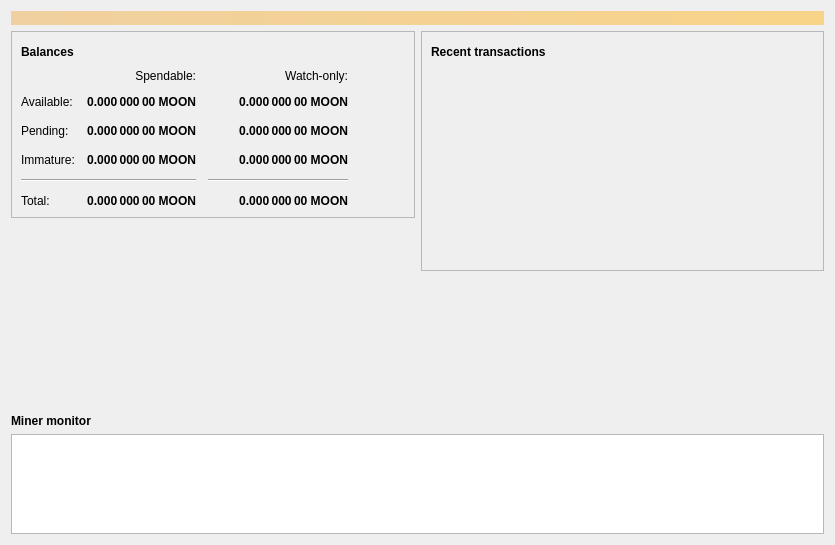
This is src/qt/forms/overviewpage.ui in mooncoincore/wallet as Qt 5 draws it before an edit. The edited form follows.
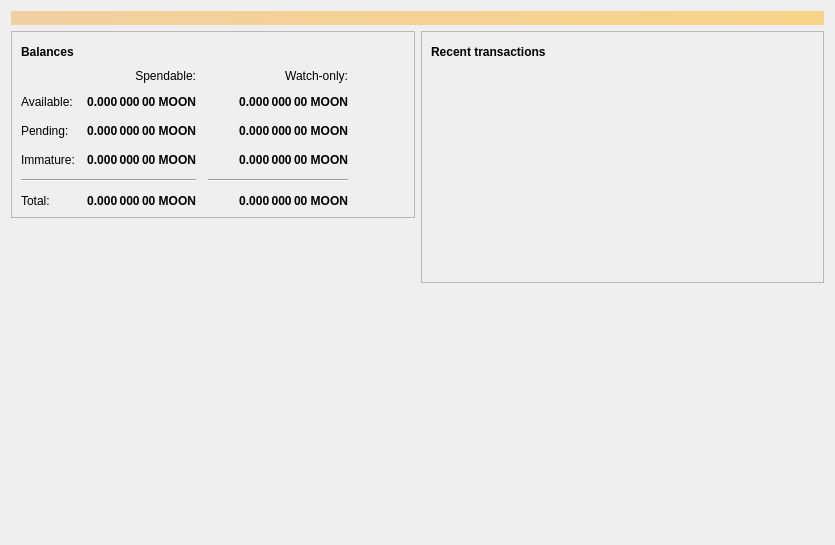
This is the edited form. Icons and pictures are not drawn.

Patch:
```diff
--- a/src/qt/forms/overviewpage.ui
+++ b/src/qt/forms/overviewpage.ui
@@ -536,63 +536,6 @@
        </item>
       </layout>
      </item>
-     <item>
-      <layout class="QVBoxLayout" name="minerLayout" stretch="0,0">
-       <property name="sizeConstraint">
-        <enum>QLayout::SetDefaultConstraint</enum>
-       </property>
-       <property name="bottomMargin">
-        <number>0</number>
-       </property>
-       <item>
-        <widget class="QLabel" name="minerConsoleLabel">
-        <property name="font">
-                 <font>
-                  <weight>75</weight>
-                  <bold>true</bold>
-                 </font>
-        </property>
-        <property name="visible">
-          <bool>false</bool>
-        </property>
-         <property name="sizePolicy">
-          <sizepolicy hsizetype="Fixed" vsizetype="Fixed">
-           <horstretch>0</horstretch>
-           <verstretch>0</verstretch>
-          </sizepolicy>
-         </property>
-         <property name="text">
-          <string>Miner monitor</string>
-         </property>
-        </widget>
-       </item>
-       <item>
-        <widget class="QTextEdit" name="minerConsole">
-        <property name="visible">
-          <bool>false</bool>
-        </property>
-         <property name="sizePolicy">
-          <sizepolicy hsizetype="Expanding" vsizetype="Fixed">
-           <horstretch>0</horstretch>
-           <verstretch>0</verstretch>
-          </sizepolicy>
-         </property>
-         <property name="maximumSize">
-          <size>
-           <width>16777215</width>
-           <height>100</height>
-          </size>
-         </property>
-         <property name="readOnly">
-          <bool>true</bool>
-         </property>
-         <property name="tabKeyNavigation" stdset="0">
-          <bool>false</bool>
-         </property>
-        </widget>
-       </item>
-      </layout>
-     </item>
     </layout>
    </item>
   </layout>
```
